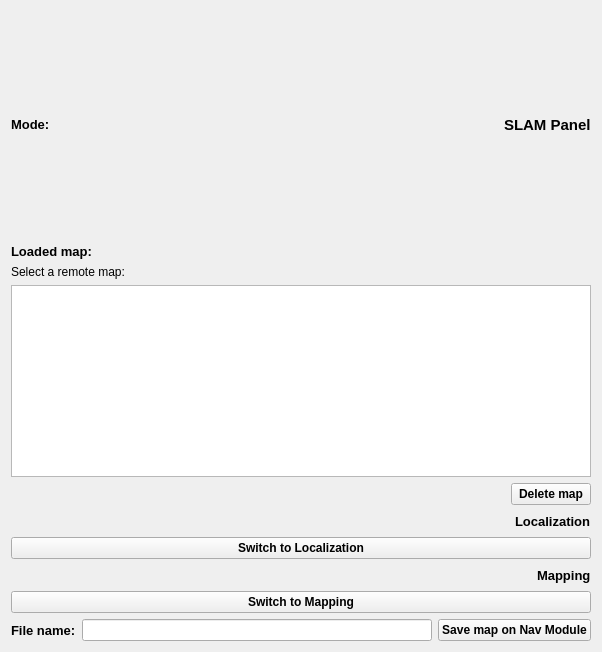
Ross-Robotics/rr_viz, file rr_viz/src/rr_viz/widgets/mission_dashboard/mapping/slam_supervisor.ui: the form before one commit.
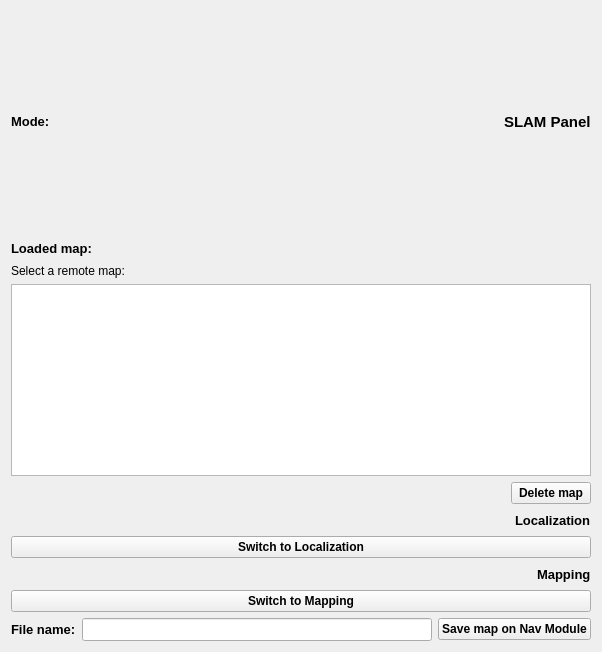
The form after the commit. Custom widgets are drawn as their Qt base class.

Commit message: mods so you can't delete the loaded map

What changed in the file:
```diff
--- a/rr_viz/src/rr_viz/widgets/mission_dashboard/mapping/slam_supervisor.ui
+++ b/rr_viz/src/rr_viz/widgets/mission_dashboard/mapping/slam_supervisor.ui
@@ -122,6 +122,19 @@
            </property>
           </widget>
          </item>
+              <item>
+      <spacer name="horizontalSpacer_2">
+       <property name="orientation">
+        <enum>Qt::Horizontal</enum>
+       </property>
+       <property name="sizeHint" stdset="0">
+        <size>
+         <width>40</width>
+         <height>20</height>
+        </size>
+       </property>
+      </spacer>
+     </item>
         </layout>
        </item>
        <item>
@@ -283,6 +296,13 @@
              </item>
              <item>
               <widget class="QLineEdit" name="mapName">
+               <property name="font">
+                <font>
+                  <pointsize>10</pointsize>
+                  <weight>75</weight>
+                  <bold>false</bold>
+                </font>
+               </property>
               </widget>
              </item>
              <item>
```
The commit also changes 1 other file.
